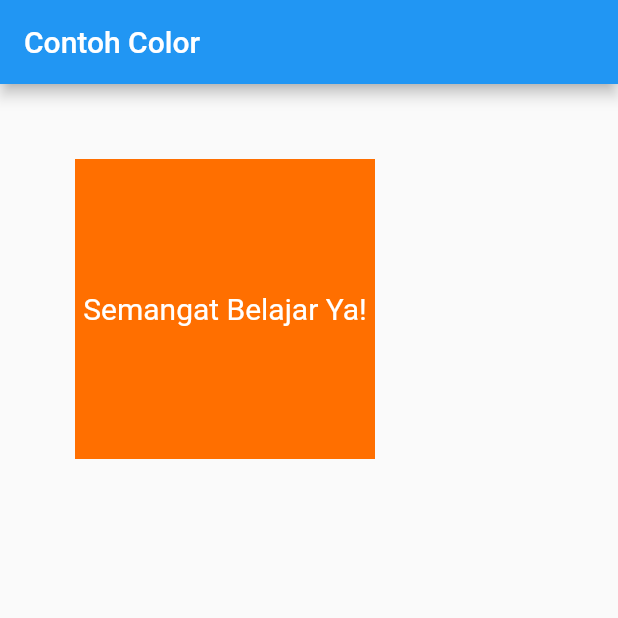
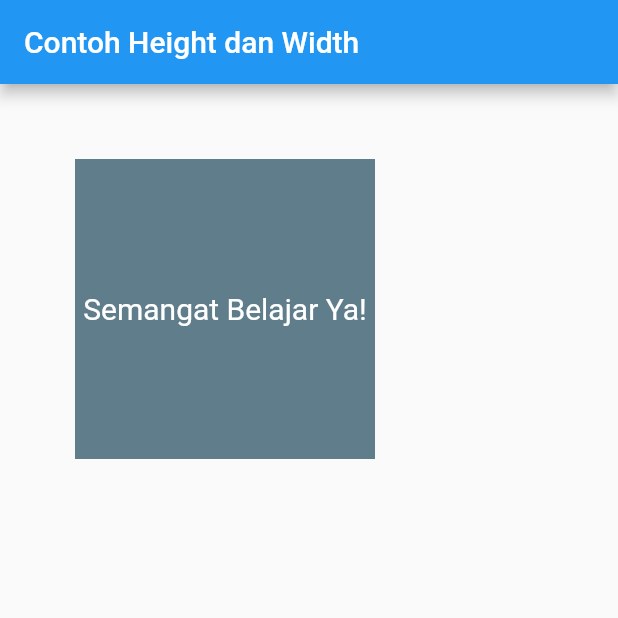
Before and after one commit to polinema-mobile/praktikum-02-layout-web-bola-Yurischaays15, a Flutter app: the screen it shows after launch, on a phone screen of 412 x 824 dp, the top half of it. Run offline on Flutter 3.47's test engine with Material 2 defaults, Android fonts, the phone set to English and light mode, and no system bars.

Commit message:
Property Height dan Width

```diff
--- a/lib/main.dart
+++ b/lib/main.dart
@@ -9,19 +9,17 @@ class MyApp extends StatelessWidget {
   Widget build(BuildContext context) {
     return MaterialApp(
       home: Scaffold(
-          appBar: AppBar(title: Text("Contoh Color")),
+        appBar: AppBar(title: Text("Contoh Height dan Width")),
         body: Container(
             margin: EdgeInsets.all(50),
             height: 200,
             width: 200,
             alignment: Alignment.center,
-              color: Colors.amber[900],
+            color: Colors.blueGrey,
             child: Text(
               'Semangat Belajar Ya!',
               style: TextStyle(fontSize: 20, color: Colors.white),
-              )
-              )
-              ),
+            ))),
         );
   }
 }
```
Lines whose indentation alone changed are shown as unchanged.
